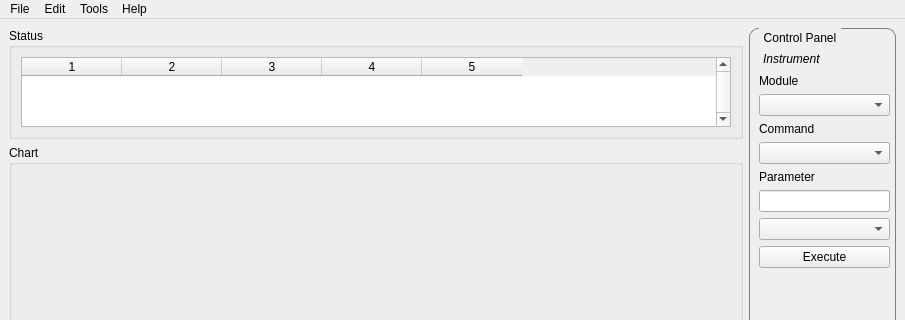
First picture: the form in ui/mainwindow.ui, repository mhorn71/StarbaseMini, before the edit; both pictures show x 0 to 905 and y 0 to 320 of the 905 by 651 pixel window.
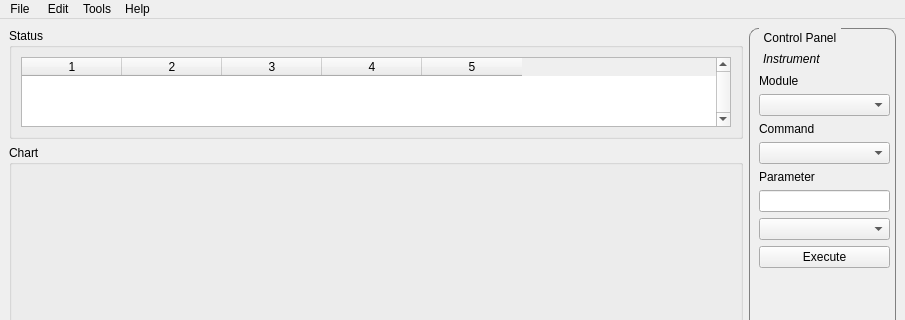
Second picture: the form after the edit.

Commit message: Had to add a space before edit menu item so Mac OS X doesn't show dictation or emoticon menu items.

What changed in the file:
```diff
--- a/ui/mainwindow.ui
+++ b/ui/mainwindow.ui
@@ -654,7 +654,7 @@
    </widget>
    <widget class="QMenu" name="menuEdit">
     <property name="title">
-     <string>Edit</string>
+     <string> Edit</string>
     </property>
     <addaction name="actionInstrument_Attrib"/>
    </widget>
```
The commit also changes 1 other file.
